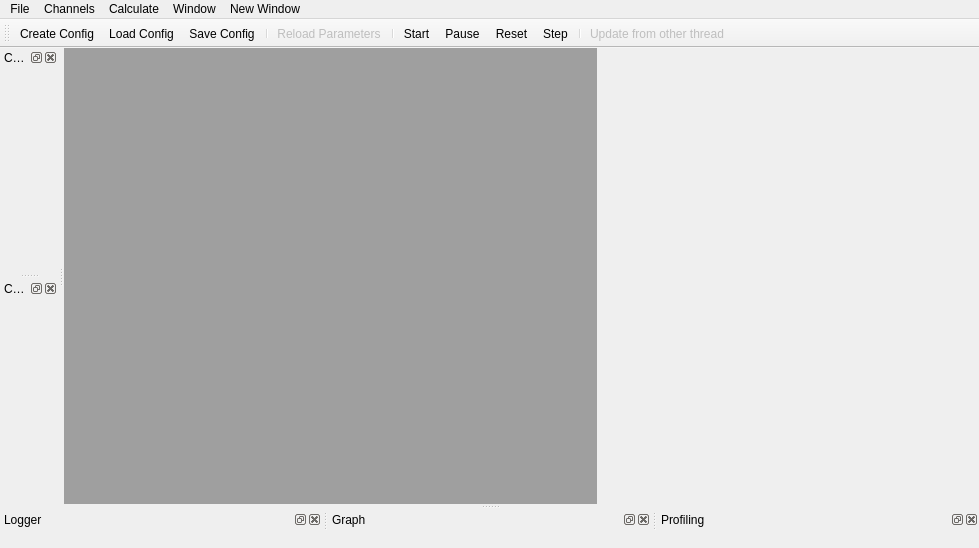
Old version of the form GUI/Qt/UGEngineControllWidget.ui in the repository aicommunity/Rdk.
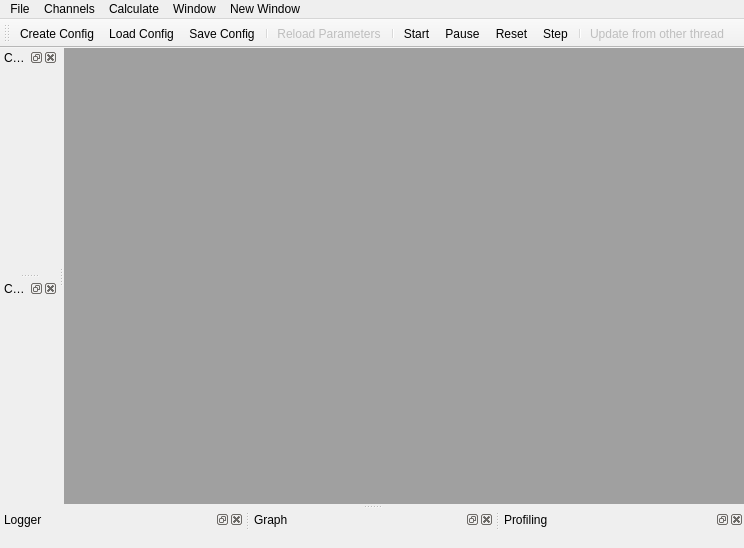
New version of the form.

Commit message: Qt: Fixed main form gui bug.

What changed in the file:
```diff
--- a/GUI/Qt/UGEngineControllWidget.ui
+++ b/GUI/Qt/UGEngineControllWidget.ui
@@ -6,7 +6,7 @@
    <rect>
     <x>0</x>
     <y>0</y>
-    <width>979</width>
+    <width>744</width>
     <height>548</height>
    </rect>
   </property>
@@ -14,7 +14,13 @@
    <string>UGEngineControllWidget</string>
   </property>
   <widget class="QWidget" name="centralWidget">
-   <layout class="QFormLayout" name="formLayout">
+   <property name="sizePolicy">
+    <sizepolicy hsizetype="Expanding" vsizetype="Expanding">
+     <horstretch>0</horstretch>
+     <verstretch>0</verstretch>
+    </sizepolicy>
+   </property>
+   <layout class="QVBoxLayout" name="verticalLayout">
     <property name="leftMargin">
      <number>0</number>
     </property>
@@ -27,8 +33,20 @@
     <property name="bottomMargin">
      <number>0</number>
     </property>
-    <item row="0" column="0">
+    <item>
      <widget class="QMdiArea" name="mdiArea">
+      <property name="enabled">
+       <bool>true</bool>
+      </property>
+      <property name="background">
+       <brush brushstyle="SolidPattern">
+        <color alpha="255">
+         <red>160</red>
+         <green>160</green>
+         <blue>160</blue>
+        </color>
+       </brush>
+      </property>
       <property name="viewMode">
        <enum>QMdiArea::TabbedView</enum>
       </property>
@@ -47,7 +65,7 @@
     <rect>
      <x>0</x>
      <y>0</y>
-     <width>979</width>
+     <width>744</width>
      <height>21</height>
     </rect>
    </property>
```
